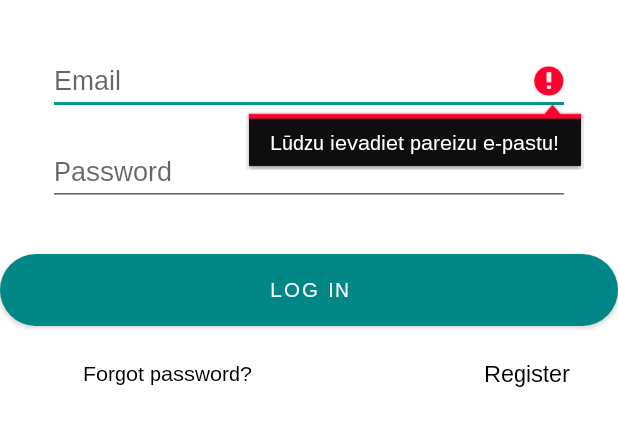
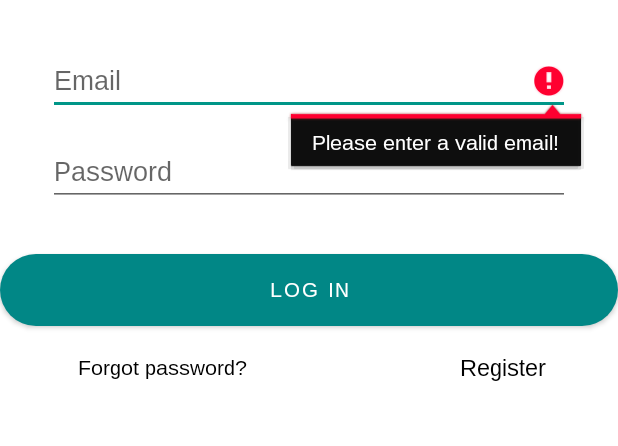
Before and after one commit to Shibsterr/FABLAB_Accounting, an Android app: the LoginUser screen opened directly, with no data from a screen before it, after a tap on "LOG IN", on a phone screen of 412 x 824 dp, the part 249-695 px from its top. Run offline under Robolectric (Android 15) with nearby library versions, the phone set to English and light mode, and no system bars; our stand-ins replace Firebase (no records; nobody signed in at launch, a user with empty details on screens opened directly).

Commit message:
added translations to every part that was missing it, finished delete user function changes there statuss to deleted now and doesnt allow u to login

```diff
--- a/app/src/main/java/com/example/fablab/MainActivity.java
+++ b/app/src/main/java/com/example/fablab/MainActivity.java
@@ -311,7 +311,7 @@ public class MainActivity extends AppCompatActivity {
     }
     public void scanCode(MenuItem item) {
         ScanOptions options = new ScanOptions();
-        options.setPrompt("Volume up to turn on flash");
+        options.setPrompt(getString(R.string.volume_prompt_qr));
         options.setBeepEnabled(false);
         options.setOrientationLocked(true);
         options.setCaptureActivity(CaptureAct.class);
--- a/app/src/main/java/com/example/fablab/ui/authen/ForgotPasswordActivity.java
+++ b/app/src/main/java/com/example/fablab/ui/authen/ForgotPasswordActivity.java
@@ -59,10 +59,10 @@ public class ForgotPasswordActivity extends AppCompatActivity {
         buttonPwdReset.setOnClickListener(v -> {
             String email = editTextPwdResetEmail.getText().toString();
             if(TextUtils.isEmpty(email)){
-                editTextPwdResetEmail.setError("Lūdzu ievadiet savu epastu!");
+                editTextPwdResetEmail.setError(getString(R.string.email_missing));
                 editTextPwdResetEmail.requestFocus();
             }else if(!Patterns.EMAIL_ADDRESS.matcher(email).matches()){
-                editTextPwdResetEmail.setError("Lūdzu ievadiet pariezu epastu!");
+                editTextPwdResetEmail.setError(getString(R.string.email_incorrect));
                 editTextPwdResetEmail.requestFocus();
             }else{
                 progressBar.setVisibility(View.VISIBLE);
@@ -74,7 +74,7 @@ public class ForgotPasswordActivity extends AppCompatActivity {
     private void resetPasswrod(String email) {
         authProfile.sendPasswordResetEmail(email).addOnCompleteListener(task -> {
             if(task.isSuccessful()){
-                Toast.makeText(ForgotPasswordActivity.this, "Lūdzu apstieties savā epastā lai turpinātu tālāk!", Toast.LENGTH_SHORT).show();
+                Toast.makeText(ForgotPasswordActivity.this, getString(R.string.checkemail), Toast.LENGTH_SHORT).show();
 
                 Intent intent = new Intent(ForgotPasswordActivity.this, LoginUser.class);
                 getIntent().setFlags(Intent.FLAG_ACTIVITY_CLEAR_TOP | Intent.FLAG_ACTIVITY_CLEAR_TASK | Intent.FLAG_ACTIVITY_NEW_TASK);
--- a/app/src/main/java/com/example/fablab/ui/authen/LoginUser.java
+++ b/app/src/main/java/com/example/fablab/ui/authen/LoginUser.java
@@ -19,15 +19,17 @@ import androidx.preference.PreferenceManager;
 import com.example.fablab.MainActivity;
 import com.example.fablab.R;
 import com.google.firebase.auth.FirebaseAuth;
+import com.google.firebase.database.DatabaseReference;
+import com.google.firebase.database.FirebaseDatabase;
 
 import java.util.Locale;
 
-public class LoginUser extends AppCompatActivity implements View.OnClickListener{
-    private EditText email,password;
-    private Button loginbtn,forgorbtn,login;
+public class LoginUser extends AppCompatActivity implements View.OnClickListener {
+    private EditText email, password;
+    private Button loginbtn, forgorbtn, login;
     private ProgressBar progressBar;
     private FirebaseAuth mAuth;
-
+    private DatabaseReference mDatabase;
 
     @Override
     protected void onCreate(Bundle savedInstanceState) {
@@ -39,39 +41,41 @@ public class LoginUser extends AppCompatActivity implements View.OnClickListener
         Resources resources = getResources();
         Configuration configuration = new Configuration(resources.getConfiguration());
         configuration.setLocale(locale);
-
         resources.updateConfiguration(configuration, resources.getDisplayMetrics());
 
         String selectedTheme = sharedPreferences.getString("theme_preference", "Theme.FABLAB");
         int themeResourceId = getResources().getIdentifier(selectedTheme, "style", getPackageName());
         setTheme(themeResourceId);
+
         super.onCreate(savedInstanceState);
         setContentView(R.layout.user_login);
 
-        login = (Button) findViewById(R.id.register_swap);
-        email = (EditText) findViewById(R.id.email);
-        password = (EditText) findViewById(R.id.password);
-        loginbtn = (Button) findViewById(R.id.login_Button);
-        forgorbtn = (Button) findViewById(R.id.forgot_pass);
-        progressBar = (ProgressBar) findViewById(R.id.progress_login);
+        login = findViewById(R.id.register_swap);
+        email = findViewById(R.id.email);
+        password = findViewById(R.id.password);
+        loginbtn = findViewById(R.id.login_Button);
+        forgorbtn = findViewById(R.id.forgot_pass);
+        progressBar = findViewById(R.id.progress_login);
+
         mAuth = FirebaseAuth.getInstance();
+        mDatabase = FirebaseDatabase.getInstance().getReference(); // Firebase database reference
 
         loginbtn.setVisibility(View.VISIBLE);
 
-        loginbtn.setOnClickListener((View.OnClickListener) this);
-        forgorbtn.setOnClickListener((View.OnClickListener) this);
-        login.setOnClickListener((View.OnClickListener) this);
+        loginbtn.setOnClickListener(this);
+        forgorbtn.setOnClickListener(this);
+        login.setOnClickListener(this);
     }
 
     @Override
     public void onClick(View v) {
-        if(v.getId() == R.id.login_Button){ //log the user in
+        if (v.getId() == R.id.login_Button) { // Log the user in
             userLogin();
-        }else if(v.getId() == R.id.register_swap){  //swap to registration
+        } else if (v.getId() == R.id.register_swap) {  // Swap to registration
             Intent intentreg = new Intent(LoginUser.this, RegisterUser.class);
             intentreg.setFlags(Intent.FLAG_ACTIVITY_CLEAR_TOP);
             startActivity(intentreg);
-        }else if(v.getId() == R.id.forgot_pass){    //password reset
+        } else if (v.getId() == R.id.forgot_pass) {    // Password reset
             Log.d("LoginUser", "Clicked message to reset password");
             Intent intent = new Intent(LoginUser.this, ForgotPasswordActivity.class);
             intent.setFlags(Intent.FLAG_ACTIVITY_CLEAR_TOP);
@@ -84,19 +88,19 @@ public class LoginUser extends AppCompatActivity implements View.OnClickListener
         String pass = password.getText().toString();
 
         if (!Patterns.EMAIL_ADDRESS.matcher(mail).matches()) {
-            email.setError("Lūdzu ievadiet pareizu e-pastu!");
+            email.setError(getString(R.string.email_incorrect));
             email.requestFocus();
             return;
         }
 
         if (mail.isEmpty()) {
-            email.setError("E-pasts nav ievadīts!");
+            email.setError(getString(R.string.email_missing));
             email.requestFocus();
             return;
         }
 
         if (pass.isEmpty()) {
-            password.setError("Nav ievadīta parole!");
+            password.setError(getString(R.string.password_missing));
             password.requestFocus();
             return;
         }
@@ -106,20 +110,40 @@ public class LoginUser extends AppCompatActivity implements View.OnClickListener
 
         mAuth.signInWithEmailAndPassword(mail, pass).addOnCompleteListener(task -> {
             if (task.isSuccessful()) {
-                Intent intent = new Intent(LoginUser.this, MainActivity.class);
-                intent.setFlags(Intent.FLAG_ACTIVITY_CLEAR_TOP);
-                startActivity(intent);
-                Log.d("MainActivity", "Logging in...");
+                String userId = mAuth.getCurrentUser().getUid();
+                checkUserStatus(userId);
             } else {
-                // Check if the error is due to an incorrect password
                 if (task.getException() != null && task.getException().getMessage() != null && task.getException().getMessage().contains("wrong password")) {
-                    Toast.makeText(LoginUser.this, "Nepareiza parole!", Toast.LENGTH_LONG).show();
+                    Toast.makeText(LoginUser.this, getString(R.string.incorrect_pass), Toast.LENGTH_LONG).show();
                 } else {
-                    Toast.makeText(LoginUser.this, "Notikusi kļūda!", Toast.LENGTH_LONG).show();
+                    Toast.makeText(LoginUser.this, getString(R.string.error), Toast.LENGTH_LONG).show();
                 }
+                loginbtn.setVisibility(View.VISIBLE);
+                progressBar.setVisibility(View.GONE);
             }
-            loginbtn.setVisibility(View.VISIBLE);
-            progressBar.setVisibility(View.GONE);
+        });
+    }
+
+    private void checkUserStatus(String userId) {
+        mDatabase.child("users").child(userId).child("Statuss").get().addOnCompleteListener(task -> {
+            if (task.isSuccessful() && task.getResult().exists()) {
+                String status = task.getResult().getValue(String.class);
+                if ("deleted".equalsIgnoreCase(status)) {
+                    mAuth.signOut();
+                    Toast.makeText(LoginUser.this, getString(R.string.deleted_account), Toast.LENGTH_LONG).show();
+                    loginbtn.setVisibility(View.VISIBLE);
+                    progressBar.setVisibility(View.GONE);
+                } else {
+                    Intent intent = new Intent(LoginUser.this, MainActivity.class);
+                    intent.setFlags(Intent.FLAG_ACTIVITY_CLEAR_TOP);
+                    startActivity(intent);
+                    Log.d("MainActivity", "Logging in...");
+                }
+            } else {
+                Toast.makeText(LoginUser.this, getString(R.string.error_account_status), Toast.LENGTH_LONG).show();
+                loginbtn.setVisibility(View.VISIBLE);
+                progressBar.setVisibility(View.GONE);
+            }
         });
     }
 }
--- a/app/src/main/java/com/example/fablab/ui/authen/home/EventsDialogFragment.java
+++ b/app/src/main/java/com/example/fablab/ui/authen/home/EventsDialogFragment.java
@@ -54,7 +54,7 @@ public class EventsDialogFragment extends DialogFragment {
         events = (List<Event>) getArguments().getSerializable(ARG_EVENTS);
 
         if (events == null || events.isEmpty()) {
-            Toast.makeText(getContext(), "No events available", Toast.LENGTH_SHORT).show();
+            Toast.makeText(getContext(), getString(R.string.no_events_availabe), Toast.LENGTH_SHORT).show();
             return builder.create();
         }
 
--- a/app/src/main/java/com/example/fablab/ui/logs/LogsFragment.java
+++ b/app/src/main/java/com/example/fablab/ui/logs/LogsFragment.java
@@ -106,7 +106,7 @@ public class LogsFragment extends Fragment {
 
             @Override
             public void onCancelled(@NonNull DatabaseError databaseError) {
-                Toast.makeText(getContext(), "Failed to retrieve log data", Toast.LENGTH_SHORT).show();
+                Toast.makeText(getContext(), getString(R.string.failed_log_Data), Toast.LENGTH_SHORT).show();
             }
         });
     }
--- a/app/src/main/java/com/example/fablab/ui/report/ReportFragment.java
+++ b/app/src/main/java/com/example/fablab/ui/report/ReportFragment.java
@@ -148,13 +148,13 @@ public class ReportFragment extends Fragment {
                 if (!emails.isEmpty()) {
                     sendEmailToAdmin(emails);
                 } else {
-                    Toast.makeText(getContext(), "No admins or workers found!", Toast.LENGTH_SHORT).show();
+                    Toast.makeText(getContext(), getString(R.string.no_account_found), Toast.LENGTH_SHORT).show();
                 }
             }
 
             @Override
             public void onCancelled(@NonNull DatabaseError databaseError) {
-                Toast.makeText(getContext(), "Failed to retrieve user data.", Toast.LENGTH_SHORT).show();
+                Toast.makeText(getContext(), getString(R.string.failed_retrieve_info), Toast.LENGTH_SHORT).show();
             }
         });
     }
@@ -171,6 +171,6 @@ public class ReportFragment extends Fragment {
                 "\nProblēma: \n" + description;
 
         emailSender.sendEmail(emails, "Problēmas ziņojums", emailBody);
-        Toast.makeText(getContext(), "E-pasts nosūtīts fonā.", Toast.LENGTH_SHORT).show();
+        Toast.makeText(getContext(), getString(R.string.email_sent), Toast.LENGTH_SHORT).show();
     }
 }
--- a/app/src/main/res/layout/fragment_events_dialog.xml
+++ b/app/src/main/res/layout/fragment_events_dialog.xml
@@ -5,7 +5,6 @@
     android:layout_height="match_parent"
     tools:context=".ui.authen.home.EventsDialogFragment">
 
-    <!-- TODO: Update blank fragment layout -->
     <TextView
         android:layout_width="match_parent"
         android:layout_height="match_parent"
--- a/app/src/main/res/layout/user_login.xml
+++ b/app/src/main/res/layout/user_login.xml
@@ -57,31 +57,31 @@
         style="?android:attr/borderlessButtonStyle"
         android:layout_width="wrap_content"
         android:layout_height="wrap_content"
-        android:layout_marginTop="8dp"
-        android:layout_marginEnd="16dp"
+        android:layout_marginTop="84dp"
+        android:layout_marginEnd="32dp"
         android:backgroundTint="@color/white"
-        android:textColor="@color/black"
         android:text="@string/konts_nav"
         android:textAllCaps="false"
+        android:textColor="@color/black"
         android:textSize="15sp"
         app:layout_constraintEnd_toEndOf="parent"
-        app:layout_constraintTop_toBottomOf="@id/login_Button" />
+        app:layout_constraintTop_toBottomOf="@+id/password" />
 
     <Button
         android:id="@+id/forgot_pass"
         style="?android:attr/borderlessButtonStyle"
         android:layout_width="wrap_content"
         android:layout_height="wrap_content"
-        android:layout_marginStart="16dp"
-        android:layout_marginTop="8dp"
+        android:layout_marginTop="84dp"
+        android:layout_marginEnd="32dp"
         android:backgroundTint="@color/white"
         android:text="@string/forgot_pass"
         android:textAllCaps="false"
         android:textColor="@color/black"
         app:layout_constraintEnd_toStartOf="@id/register_swap"
-        app:layout_constraintHorizontal_bias="0.159"
+        app:layout_constraintHorizontal_bias="0.314"
         app:layout_constraintStart_toStartOf="parent"
-        app:layout_constraintTop_toBottomOf="@id/login_Button" />
+        app:layout_constraintTop_toBottomOf="@+id/password" />
 
     <ProgressBar
         android:id="@+id/progress_login"
```
Also changed, not shown: app/src/main/java/com/example/fablab/NewEvent.java (+5 -5 lines), app/src/main/java/com/example/fablab/ui/NewEquipmentFragment.java (+24 -24 lines), app/src/main/java/com/example/fablab/ui/assigning/TaskAssigningFragment.java (+5 -5 lines), app/src/main/java/com/example/fablab/ui/updateuser/UpdateUserFragment.java (+40 -33 lines), app/src/main/res/values/strings.xml (+72 -19 lines), 2 other files.
